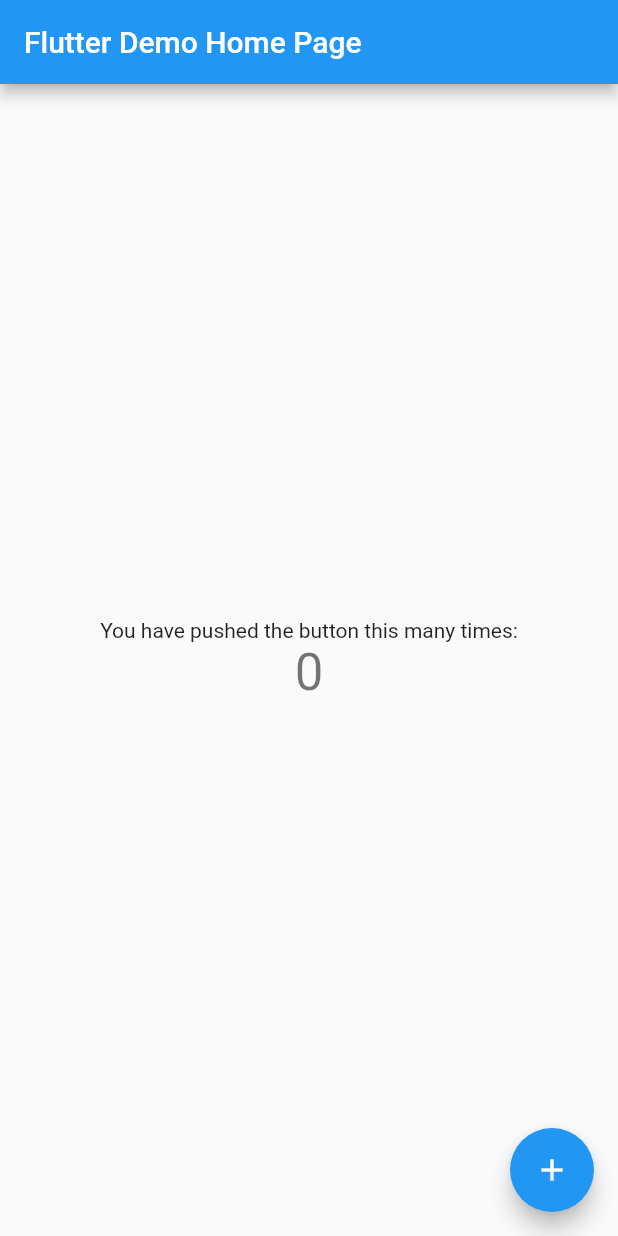
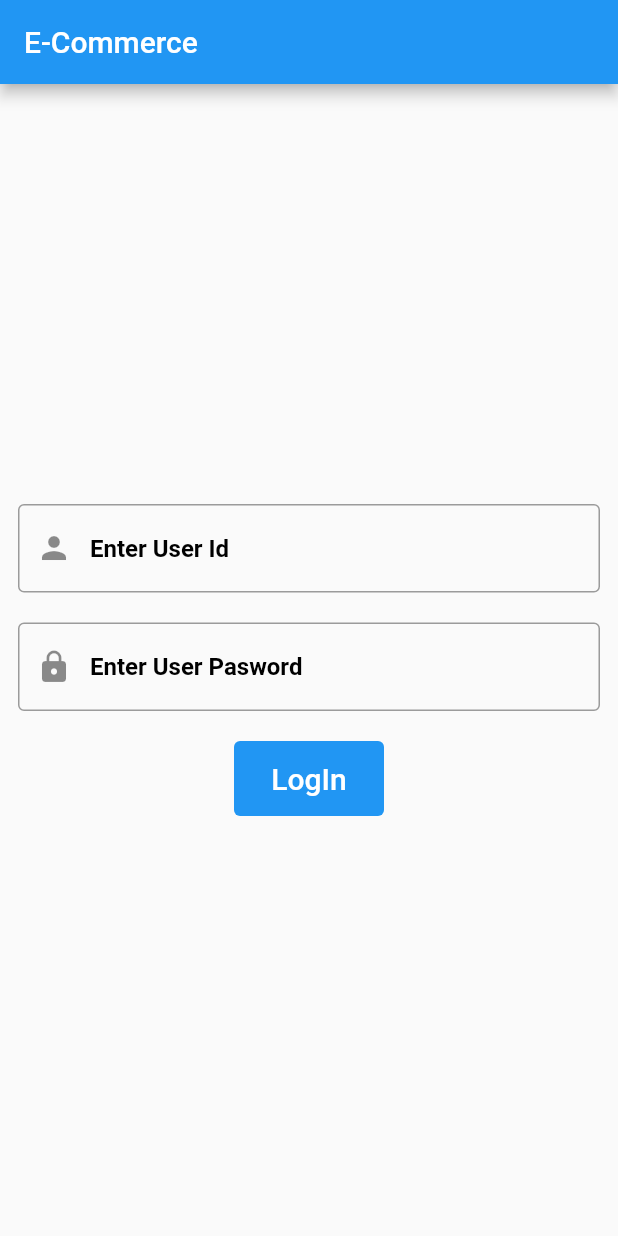
Before and after one commit to thohid44/Primier_attend_system, a Flutter app: the screen it shows after launch, on a phone screen of 412 x 824 dp. Run offline on Flutter 3.47's test engine with Material 2 defaults, Android fonts, the phone set to English and light mode, and no system bars.

Commit message:
working with 2nd part

```diff
--- /dev/null
+++ b/lib/authentication/homepage.dart
@@ -0,0 +1,76 @@
+import 'package:flutter/cupertino.dart';
+import 'package:flutter/material.dart';
+import 'package:premier_attend_sys/deshboard/deshboard.dart';
+
+class HomePage extends StatefulWidget {
+  const HomePage({Key? key}) : super(key: key);
+
+  @override
+  _HomePageState createState() => _HomePageState();
+}
+
+class _HomePageState extends State<HomePage> {
+  final TextEditingController _userID = TextEditingController();
+  final TextEditingController _userPassword = TextEditingController();
+  @override
+  Widget build(BuildContext context) {
+    return Scaffold(
+      appBar: AppBar(
+        title: const Text("E-Commerce"),
+      ),
+      body: Form(
+        child: Padding(
+          padding: const EdgeInsets.only(left: 12.0, right: 12.0),
+          child: Column(
+            mainAxisAlignment: MainAxisAlignment.center,
+            children: [
+              TextFormField(
+                controller: _userID,
+                decoration: const InputDecoration(
+                    hintText: "Enter User Id",
+                    hintStyle: TextStyle(
+                        color: Colors.black,
+                        fontSize: 16,
+                        fontWeight: FontWeight.bold),
+                    prefixIcon: Icon(Icons.person),
+                    border: OutlineInputBorder()),
+              ),
+              const SizedBox(
+                height: 20,
+              ),
+              TextFormField(
+                controller: _userPassword,
+                decoration: const InputDecoration(
+                  hintText: "Enter User Pasword",
+                  hintStyle: TextStyle(
+                      color: Colors.black,
+                      fontSize: 16,
+                      fontWeight: FontWeight.bold),
+                  prefixIcon: Icon(Icons.lock),
+                  border: OutlineInputBorder(),
+                ),
+              ),
+              const SizedBox(
+                height: 20,
+              ),
+              TextButton(
+                onPressed: () {
+                  Navigator.push(context,
+                      MaterialPageRoute(builder: (_) => const Deshboard()));
+                },
+                child: const Text(
+                  "LogIn",
+                  style: TextStyle(color: Colors.white, fontSize: 20),
+                ),
+                style: TextButton.styleFrom(
+                  backgroundColor: Colors.blue,
+                  fixedSize: const Size(100, 50),
+                ),
+              )
+            ],
+          ),
+        ),
+      ),
+    );
+  }
+}
--- a/lib/main.dart
+++ b/lib/main.dart
@@ -1,4 +1,6 @@
 import 'package:flutter/material.dart';
+
+import 'authentication/homepage.dart';
 
 void main() {
   runApp(const MyApp());
@@ -11,105 +13,12 @@
   @override
   Widget build(BuildContext context) {
     return MaterialApp(
-      title: 'Flutter Demo',
+      debugShowCheckedModeBanner: false,
+      title: 'Premier Attends System',
       theme: ThemeData(
-        // This is the theme of your application.
-        //
-        // Try running your application with "flutter run". You'll see the
-        // application has a blue toolbar. Then, without quitting the app, try
-        // changing the primarySwatch below to Colors.green and then invoke
-        // "hot reload" (press "r" in the console where you ran "flutter run",
-        // or simply save your changes to "hot reload" in a Flutter IDE).
-        // Notice that the counter didn't reset back to zero; the application
-        // is not restarted.
         primarySwatch: Colors.blue,
       ),
-      home: const MyHomePage(title: 'Flutter Demo Home Page'),
+      home: const HomePage(),
     );
   }
 }
-
-class MyHomePage extends StatefulWidget {
-  const MyHomePage({Key? key, required this.title}) : super(key: key);
-
-  // This widget is the home page of your application. It is stateful, meaning
-  // that it has a State object (defined below) that contains fields that affect
-  // how it looks.
-
-  // This class is the configuration for the state. It holds the values (in this
-  // case the title) provided by the parent (in this case the App widget) and
-  // used by the build method of the State. Fields in a Widget subclass are
-  // always marked "final".
-
-  final String title;
-
-  @override
-  State<MyHomePage> createState() => _MyHomePageState();
-}
-
-class _MyHomePageState extends State<MyHomePage> {
-  int _counter = 0;
-
-  void _incrementCounter() {
-    setState(() {
-      // This call to setState tells the Flutter framework that something has
-      // changed in this State, which causes it to rerun the build method below
-      // so that the display can reflect the updated values. If we changed
-      // _counter without calling setState(), then the build method would not be
-      // called again, and so nothing would appear to happen.
-      _counter++;
-    });
-  }
-
-  @override
-  Widget build(BuildContext context) {
-    // This method is rerun every time setState is called, for instance as done
-    // by the _incrementCounter method above.
-    //
-    // The Flutter framework has been optimized to make rerunning build methods
-    // fast, so that you can just rebuild anything that needs updating rather
-    // than having to individually change instances of widgets.
-    return Scaffold(
-      appBar: AppBar(
-        // Here we take the value from the MyHomePage object that was created by
-        // the App.build method, and use it to set our appbar title.
-        title: Text(widget.title),
-      ),
-      body: Center(
-        // Center is a layout widget. It takes a single child and positions it
-        // in the middle of the parent.
-        child: Column(
-          // Column is also a layout widget. It takes a list of children and
-          // arranges them vertically. By default, it sizes itself to fit its
-          // children horizontally, and tries to be as tall as its parent.
-          //
-          // Invoke "debug painting" (press "p" in the console, choose the
-          // "Toggle Debug Paint" action from the Flutter Inspector in Android
-          // Studio, or the "Toggle Debug Paint" command in Visual Studio Code)
-          // to see the wireframe for each widget.
-          //
-          // Column has various properties to control how it sizes itself and
-          // how it positions its children. Here we use mainAxisAlignment to
-          // center the children vertically; the main axis here is the vertical
-          // axis because Columns are vertical (the cross axis would be
-          // horizontal).
-          mainAxisAlignment: MainAxisAlignment.center,
-          children: <Widget>[
-            const Text(
-              'You have pushed the button this many times:',
-            ),
-            Text(
-              '$_counter',
-              style: Theme.of(context).textTheme.headline4,
-            ),
-          ],
-        ),
-      ),
-      floatingActionButton: FloatingActionButton(
-        onPressed: _incrementCounter,
-        tooltip: 'Increment',
-        child: const Icon(Icons.add),
-      ), // This trailing comma makes auto-formatting nicer for build methods.
-    );
-  }
-}
```
Also changed, not shown: lib/deshboard/deshboard.dart (added, +97 -0 lines).
